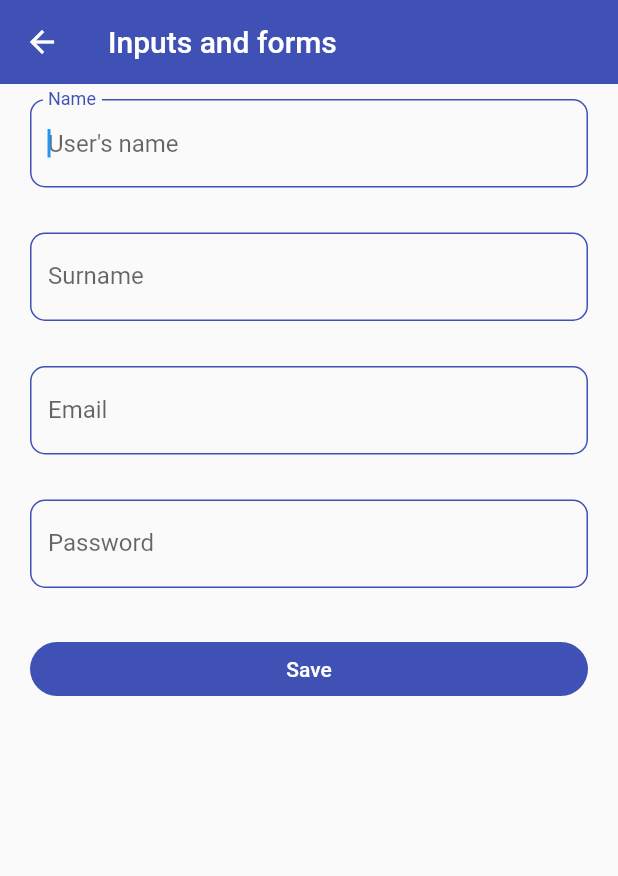
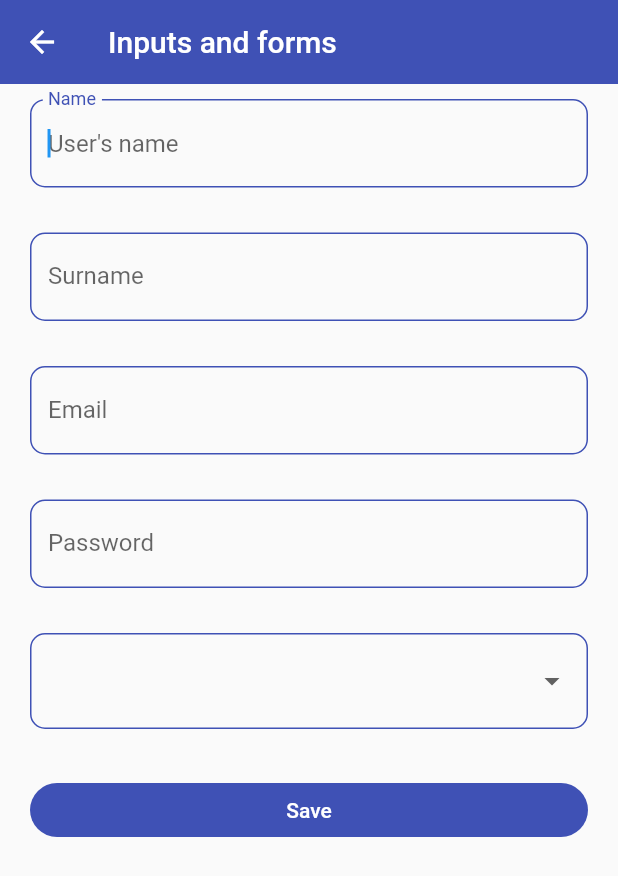
Before and after one commit to gabmart1995/Tutorial-Flutter, a Flutter app: the InputScreen screen opened by its route, on a phone screen of 412 x 824 dp. Shown: the top 876 px of the screen. Run offline on Flutter 3.47's test engine with Material 2 defaults, Android fonts, the phone set to English and light mode, and no system bars.

Commit message:
wip: creacion de componente slider

```diff
--- a/fl_components/lib/router/app_routes.dart
+++ b/fl_components/lib/router/app_routes.dart
@@ -59,6 +59,13 @@ class AppRoutes {
       name: 'Inputs Screen',
       screen: const InputScreen(),
       icon: Icons.ice_skating_sharp
+    ),
+
+    MenuOption(
+        route: 'sliders',
+        name: 'Sliders Screen',
+        screen: const SliderScreen(),
+        icon: Icons.slideshow_rounded
     )
   ];
 
--- a/fl_components/lib/screens/inputs_screen.dart
+++ b/fl_components/lib/screens/inputs_screen.dart
@@ -70,6 +70,19 @@ class InputScreen extends StatelessWidget {
                 ),
                 const SizedBox( height: 30 ),
 
+                DropdownButtonFormField<String>(
+                  items: const [
+                    DropdownMenuItem( value: 'Admin', child: Text('Admin' )),
+                    DropdownMenuItem( value: 'SuperUser', child: Text('SuperUser' )),
+                    DropdownMenuItem( value: 'Developer', child: Text('Developer' )),
+                    DropdownMenuItem( value: 'Developer Jr.', child: Text('Developer Jr.' )),
+                  ],
+                  onChanged: ( value ) {
+                    formValues['role'] = value ?? 'Admin';
+                  },
+                ),
+                const SizedBox( height: 30 ),
+
                 ElevatedButton(
                   onPressed: () {
 
@@ -78,7 +91,7 @@ class InputScreen extends StatelessWidget {
 
                     // validate form fields
                     if ( !myFormKey.currentState!.validate()) {
-                      print('form no validate');
+                      print('no valid form');
                       return;
                     }
 
--- a/fl_components/lib/screens/screens.dart
+++ b/fl_components/lib/screens/screens.dart
@@ -8,3 +8,4 @@ export 'package:fl_components/screens/home_screen.dart';
 export 'package:fl_components/screens/inputs_screen.dart';
 export 'package:fl_components/screens/listview1_screen.dart';
 export 'package:fl_components/screens/listview2_screen.dart';
+export 'package:fl_components/screens/slider_screen.dart';
```
Also changed, not shown: fl_components/lib/screens/slider_screen.dart (added, +89 -0 lines).
